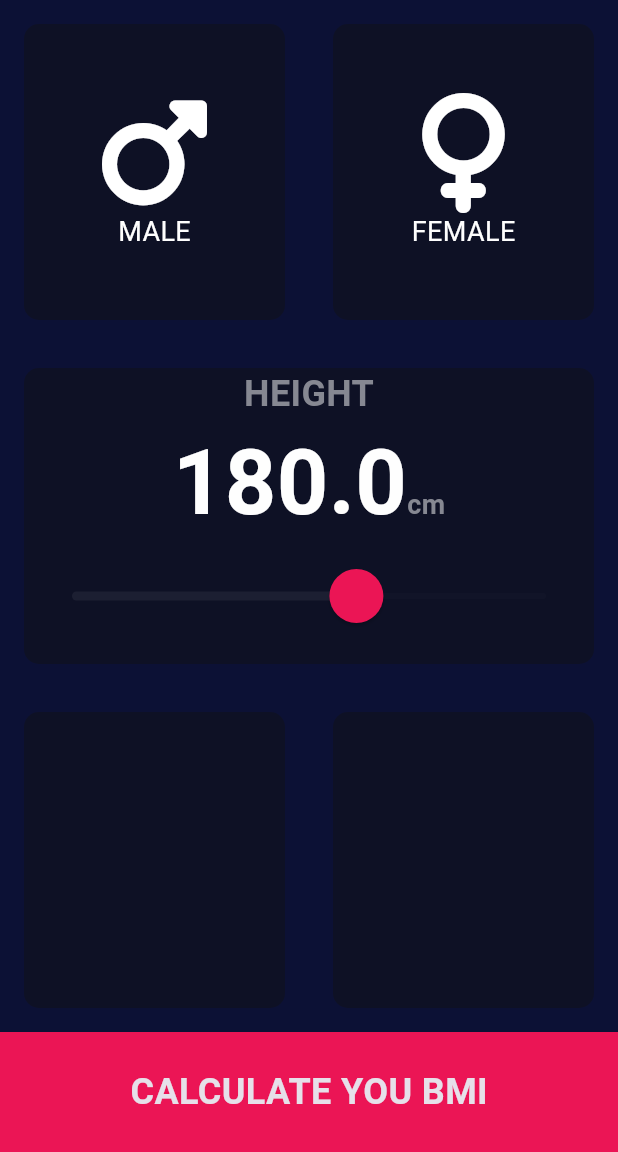
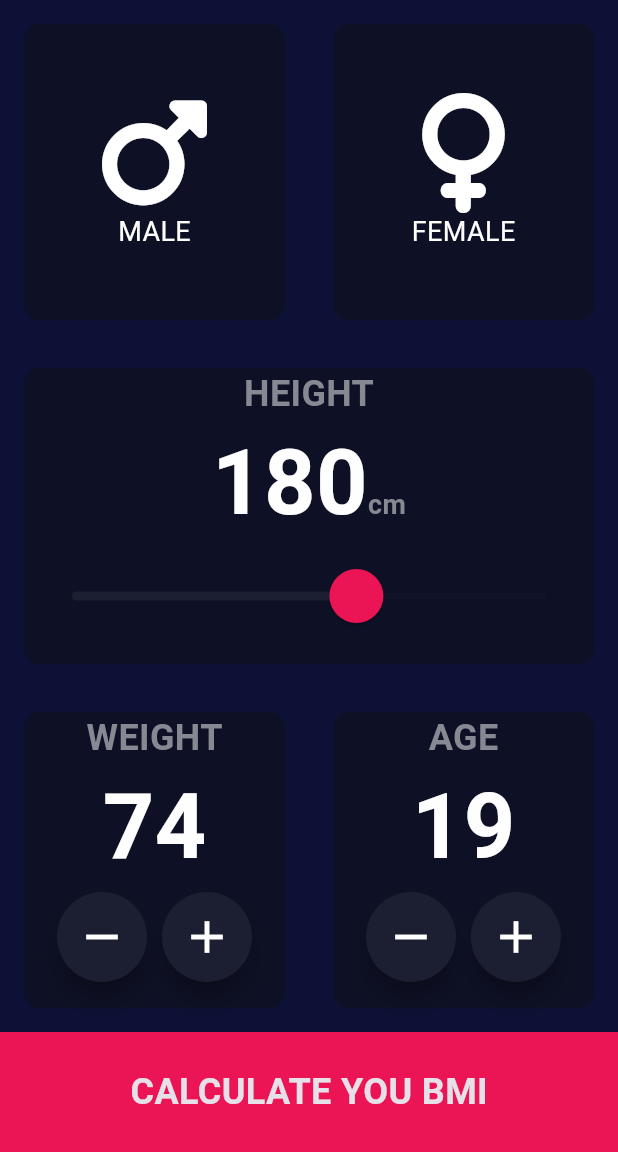
Before and after one commit to Bett-dev/flutter-bmi-calculator, a Flutter app: the screen it shows after launch, on a phone screen of 412 x 824 dp, the part 84-1236 px from its top. Run offline on Flutter 3.47's test engine with Material 3 defaults, Android fonts, the phone set to English and light mode, and no system bars; our stand-ins replace font_awesome_flutter.

Commit message:
input height/weight buttons

```diff
--- a/lib/input_page.dart
+++ b/lib/input_page.dart
@@ -17,6 +17,8 @@ class InputPage extends StatefulWidget {
 }
 
 double height = 180;
+int weight = 74;
+int age = 19;
 
 class _InputPageState extends State<InputPage> {
   Gender? selectedGender;
@@ -67,7 +69,7 @@ class _InputPageState extends State<InputPage> {
             ),
             Expanded(
               child: ReusableCard(
-                cardchild:  Column(
+                cardchild: Column(
                   children: [
                     const Text(
                       'HEIGHT',
@@ -82,7 +84,7 @@ class _InputPageState extends State<InputPage> {
                       textBaseline: TextBaseline.alphabetic,
                       children: [
                         Text(
-                          height.toStringAsFixed(1),
+                          height.toStringAsFixed(0),
                           style: const TextStyle(
                               color: KtextColor,
                               fontSize: 60,
@@ -97,40 +99,95 @@ class _InputPageState extends State<InputPage> {
                         )
                       ],
                     ),
-                     SliderTheme(
+                    SliderTheme(
                       data: const SliderThemeData(
-                        thumbShape:RoundSliderThumbShape(disabledThumbRadius: 18,enabledThumbRadius: 18),
-                        overlayShape: RoundSliderOverlayShape(overlayRadius: 32),
+                        thumbShape: RoundSliderThumbShape(
+                            disabledThumbRadius: 18, enabledThumbRadius: 18),
+                        overlayShape:
+                            RoundSliderOverlayShape(overlayRadius: 32),
                         activeTrackColor: Color(0xfffffff),
                         inactiveTrackColor: Color(0xff111428),
                         thumbColor: Color(0xffeb1555),
                         overlayColor: Color(0xff31142f),
                       ),
-                      child: Slider(value: height, max:220,min: 120, onChanged: (double value) => setState(() {
-                        height=value;
-                      },
-                      ),
+                      child: Slider(
+                        value: height,
+                        max: 220,
+                        min: 120,
+                        onChanged: (double value) => setState(
+                          () {
+                            height = value;
+                          },
+                        ),
                       ),
                     ),
-
                   ],
                 ),
                 colour: KinativeCardColor,
               ),
             ),
-            const Expanded(
+            Expanded(
               child: Row(
                 children: [
                   Expanded(
                     child: ReusableCard(
-                      cardchild: Column(children: [
-
-                      ],),
+                      cardchild: Column(
+                        children: [
+                          const Text(
+                            'WEIGHT',
+                            style: TextStyle(
+                                color: KregularText,
+                                fontWeight: FontWeight.bold,
+                                fontSize: 24),
+                          ),
+                          Text(
+                            weight.toStringAsFixed(0),
+                            style: const TextStyle(
+                                color: KtextColor,
+                                fontSize: 60,
+                                fontWeight: FontWeight.bold),
+                          ),
+                          Row(
+                            mainAxisAlignment: MainAxisAlignment.center,
+                            children: [
+                              Rowbutton(icon: Icons.remove),
+                              SizedBox(width: 10,),
+                              Rowbutton(icon: Icons.add),
+                            ],
+                          )
+                        ],
+                      ),
                       colour: KinativeCardColor,
                     ),
                   ),
                   Expanded(
                     child: ReusableCard(
+                      cardchild: Column(
+                        children: [
+                          const Text(
+                            'AGE',
+                            style: TextStyle(
+                                color: KregularText,
+                                fontWeight: FontWeight.bold,
+                                fontSize: 24),
+                          ),
+                          Text(
+                            age.toStringAsFixed(0),
+                            style: const TextStyle(
+                                color: KtextColor,
+                                fontSize: 60,
+                                fontWeight: FontWeight.bold),
+                          ),
+                          Row(
+                            mainAxisAlignment: MainAxisAlignment.center,
+                            children: [
+                              Rowbutton(icon: Icons.remove),
+                              const SizedBox(width: 10,),
+                              Rowbutton(icon: Icons.add),
+                            ],
+                          )
+                        ],
+                      ),
                       colour: KinativeCardColor,
                     ),
                   )
@@ -150,9 +207,28 @@ class _InputPageState extends State<InputPage> {
                 )),
               ],
             ),
-
           ],
         ));
+  }
+}
+
+class Rowbutton extends StatelessWidget {
+  final IconData icon;
+  Rowbutton({required this.icon}) {}
+
+  @override
+  Widget build(BuildContext context) {
+    return RawMaterialButton(
+      elevation: 6,
+      constraints: BoxConstraints.tight(Size(60, 60)),
+      shape: CircleBorder(),
+      fillColor: Color(0xff1c1f32),
+      onPressed: () {},
+      child: Icon(
+        icon,
+        size: 36,
+      ),
+    );
   }
 }
 
```
